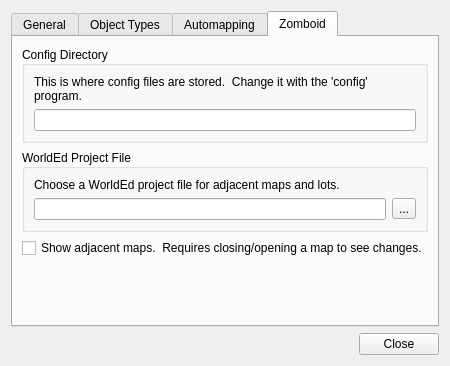
timbaker/tiled, file src/tiled/preferencesdialog.ui: the form before one commit.
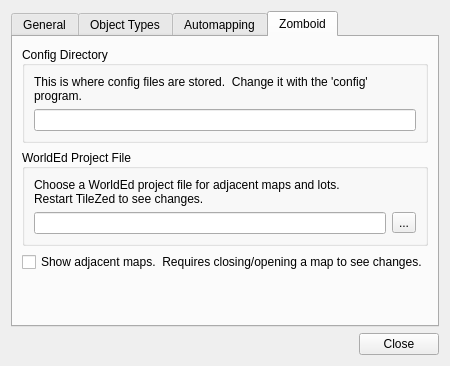
The form after the commit. The open tabs and pages were chosen to show the change. Icons and pictures are not drawn. Custom widgets are drawn as their Qt base class.

Commit message: Added "restart to see changes" to label above worlded file in preferences.

Patch:
```diff
--- a/src/tiled/preferencesdialog.ui
+++ b/src/tiled/preferencesdialog.ui
@@ -389,7 +389,8 @@
           <item>
            <widget class="QLabel" name="label_6">
             <property name="text">
-             <string>Choose a WorldEd project file for adjacent maps and lots.</string>
+             <string>Choose a WorldEd project file for adjacent maps and lots.
+Restart TileZed to see changes.</string>
             </property>
             <property name="wordWrap">
              <bool>true</bool>
```
Left out of the diff: 2 changed lines with no effect on the pictures.
